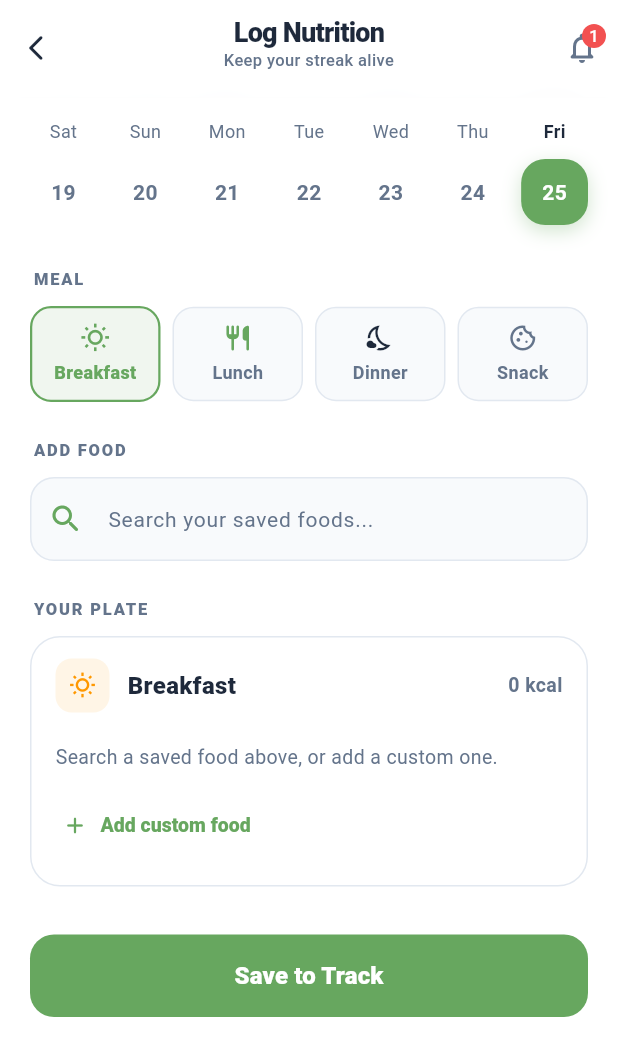
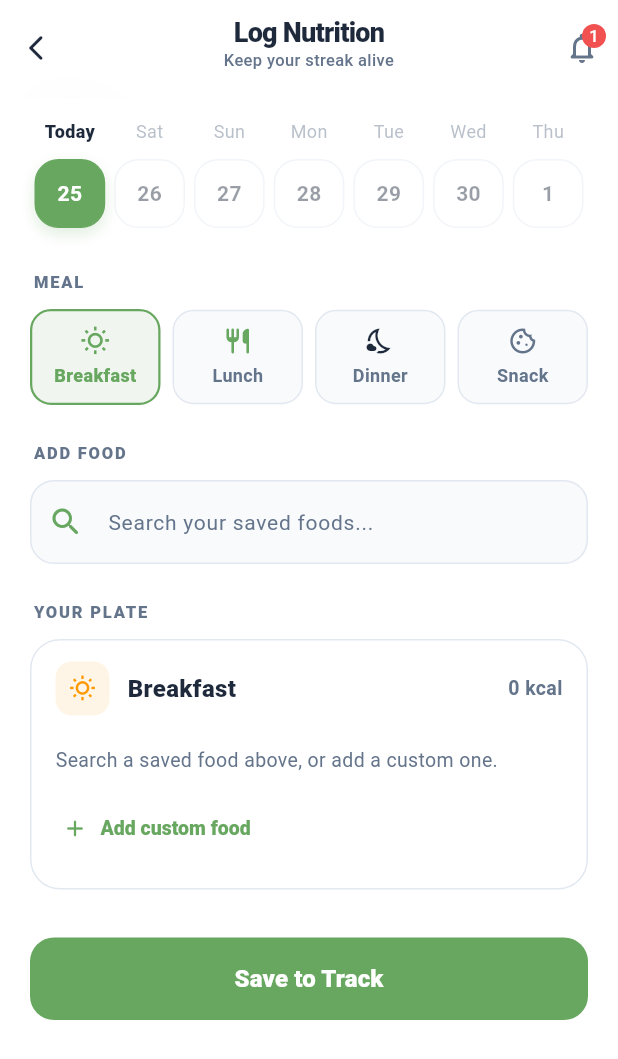
Before and after one commit to dunkinnn/smartplate, a Flutter app: the LogMealScreen screen opened directly, on a phone screen of 412 x 824 dp. Shown: the top 1059 px of the screen. Run offline on Flutter 3.47's test engine with Material 3 defaults, Android fonts, the phone set to English and light mode, and no system bars; our stand-ins replace flutter_local_notifications, image_picker, shared_preferences, supabase_flutter, timezone; accounts and stored records are empty.

Commit message:
feat: Implement horizontal calendar in Log Meal screen with today's selection

```diff
--- a/lib/features/auth/screens/client/log_meal.dart
+++ b/lib/features/auth/screens/client/log_meal.dart
@@ -7,6 +7,7 @@ import 'package:smart_plate/features/auth/models/food_entry.dart';
 import 'package:smart_plate/features/auth/screens/client/custom_food.dart';
 import 'package:smart_plate/features/auth/widgets/glass_header.dart';
 import 'package:smart_plate/features/auth/widgets/meal_badge.dart';
+import 'package:smart_plate/features/auth/services/calendar_days.dart';
 
 class LogMealScreen extends StatefulWidget {
   final DateTime? initialDate;
@@ -248,49 +249,63 @@ class _LogMealScreenState extends State<LogMealScreen> {
   }
 
   // Rolling week ending today, so the dates are always current.
+  String _dateKey(DateTime d) =>
+      '${d.year.toString().padLeft(4, '0')}-'
+      '${d.month.toString().padLeft(2, '0')}-'
+      '${d.day.toString().padLeft(2, '0')}';
+
+  // Same week and look as Track; only today can be picked, since food is
+  // logged for today only.
   Widget _buildHorizontalCalendar() {
     const dayNames = ['Mon', 'Tue', 'Wed', 'Thu', 'Fri', 'Sat', 'Sun'];
+    const borderColor = Color(0xFFE2E8F0);
     final today = DateTime.now();
-    final days = List.generate(
-      7,
-      (i) => DateTime(today.year, today.month, today.day - (6 - i)),
-    );
+    final days = visibleDays();
 
+    // Each day takes an equal share of the width, so it fits any screen size.
     return Row(
-      mainAxisAlignment: MainAxisAlignment.spaceBetween,
       children: days.map((date) {
-        final isSelected =
-            date.year == selectedDate.year &&
-            date.month == selectedDate.month &&
-            date.day == selectedDate.day;
+        final isSelected = _dateKey(date) == _dateKey(selectedDate);
+        final isToday = _dateKey(date) == _dateKey(today);
 
-        return GestureDetector(
-          onTap: () => setState(() => selectedDate = date),
+        return Expanded(
+          child: Opacity(
+            opacity: isToday || isSelected ? 1 : 0.45,
+            child: GestureDetector(
+              onTap: isToday ? () => setState(() => selectedDate = date) : null,
               child: Column(
                 children: [
-              Text(
-                dayNames[date.weekday - 1],
+                  FittedBox(
+                    fit: BoxFit.scaleDown,
+                    child: Text(
+                      isToday ? 'Today' : dayNames[date.weekday - 1],
                       style: TextStyle(
                         color: isSelected ? darkBlue : textSecondary,
                         fontSize: 12,
-                  fontWeight: isSelected ? FontWeight.bold : FontWeight.normal,
+                        fontWeight: isSelected
+                            ? FontWeight.w800
+                            : FontWeight.normal,
+                      ),
                     ),
                   ),
                   const SizedBox(height: 10),
                   AnimatedContainer(
                     duration: const Duration(milliseconds: 200),
-                padding: const EdgeInsets.symmetric(
-                  vertical: 12,
-                  horizontal: 14,
+                    margin: const EdgeInsets.symmetric(horizontal: 3),
+                    padding: const EdgeInsets.symmetric(vertical: 12),
+                    alignment: Alignment.center,
+                    decoration: BoxDecoration(
+                      color: isSelected ? brandGreen : Colors.white,
+                      borderRadius: BorderRadius.circular(16),
+                      border: Border.all(
+                        color: isSelected ? brandGreen : borderColor,
+                        width: 1,
                       ),
-                decoration: BoxDecoration(
-                  color: isSelected ? brandGreen : Colors.transparent,
-                  borderRadius: BorderRadius.circular(16),
                       boxShadow: isSelected
                           ? [
                               BoxShadow(
-                            color: brandGreen.withValues(alpha: 0.3),
-                            blurRadius: 10,
+                                color: brandGreen.withValues(alpha: 0.2),
+                                blurRadius: 8,
                                 offset: const Offset(0, 4),
                               ),
                             ]
@@ -299,17 +314,20 @@ class _LogMealScreenState extends State<LogMealScreen> {
                     child: Text(
                       '${date.day}',
                       style: TextStyle(
-                    color: isSelected ? Colors.white : textSecondary,
+                        color: isSelected ? Colors.white : darkBlue,
                         fontWeight: FontWeight.w700,
                       ),
                     ),
                   ),
                 ],
               ),
+            ),
+          ),
         );
       }).toList(),
     );
   }
+
 
   Widget _buildLabel(String text) {
     return Padding(
--- a/lib/features/auth/screens/client/meal_plan.dart
+++ b/lib/features/auth/screens/client/meal_plan.dart
@@ -324,10 +324,14 @@ class _MealPlanScreenState extends State<MealPlanScreen> {
       children: days.map((date) {
         final isSelected = _dateKey(date) == _dateKey(selectedDate);
         final isToday = _dateKey(date) == _dateKey(today);
+        // Days after today cannot be opened yet.
+        final isFuture = _dateKey(date).compareTo(_dateKey(today)) > 0;
 
         return Expanded(
-          child: GestureDetector(
-            onTap: () {
+          child: Opacity(
+            opacity: isFuture ? 0.45 : 1,
+            child: GestureDetector(
+            onTap: isFuture ? null : () {
               setState(() => selectedDate = date);
               _loadPlan();
             },
@@ -396,6 +400,7 @@ class _MealPlanScreenState extends State<MealPlanScreen> {
                 ),
               ],
             ),
+          ),
           ),
         );
       }).toList(),
--- a/lib/features/auth/screens/client/track.dart
+++ b/lib/features/auth/screens/client/track.dart
@@ -313,10 +313,14 @@ class _TrackScreenState extends State<TrackScreen> {
       children: days.map((date) {
         final isSelected = _dateKey(date) == _dateKey(selectedDate);
         final isToday = _dateKey(date) == _dateKey(today);
+        // Days after today cannot be opened yet.
+        final isFuture = _dateKey(date).compareTo(_dateKey(today)) > 0;
 
         return Expanded(
-          child: GestureDetector(
-            onTap: () {
+          child: Opacity(
+            opacity: isFuture ? 0.45 : 1,
+            child: GestureDetector(
+            onTap: isFuture ? null : () {
               setState(() => selectedDate = date);
               _loadDay();
             },
@@ -368,6 +372,7 @@ class _TrackScreenState extends State<TrackScreen> {
                 ),
               ],
             ),
+          ),
           ),
         );
       }).toList(),
```
Also changed, not shown: 1 other file. Lines whose indentation alone changed are shown as unchanged.
